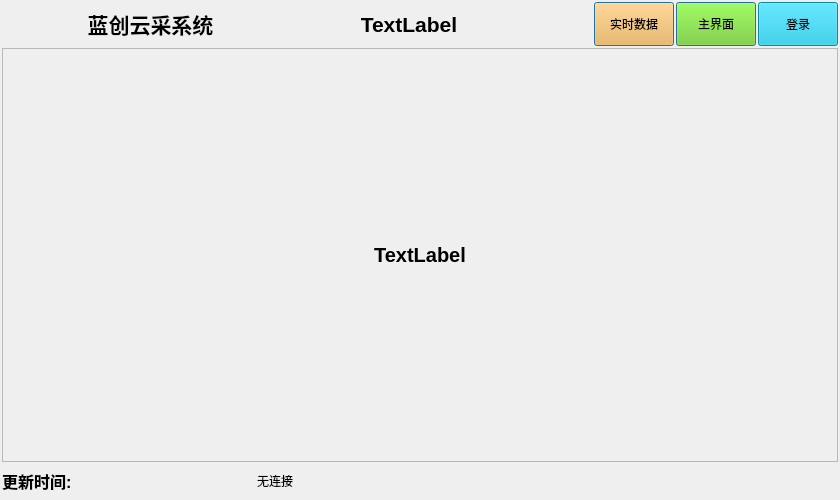
The window that qtApp/mainwindow.ui (aa123Eason/workcode) describes before a commit, drawn with Qt 5.
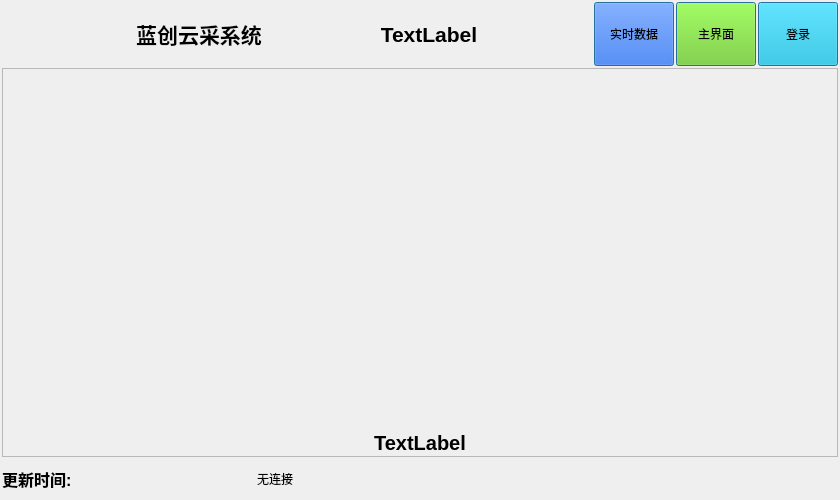
The same window after the commit. Icons and pictures are not drawn.

```diff
--- a/qtApp/mainwindow.ui
+++ b/qtApp/mainwindow.ui
@@ -13,7 +13,7 @@
   <property name="windowTitle">
    <string>MainWIndow</string>
   </property>
-  <layout class="QVBoxLayout" name="verticalLayout" stretch="2,12,1">
+  <layout class="QVBoxLayout" name="verticalLayout" stretch="2,10,1">
    <property name="spacing">
     <number>2</number>
    </property>
@@ -30,9 +30,15 @@
     <number>2</number>
    </property>
    <item>
-    <layout class="QHBoxLayout" name="horizontalLayout" stretch="1,2,5,1,1,1">
+    <layout class="QHBoxLayout" name="horizontalLayout" stretch="2,2,5,1,1,1">
      <item>
       <widget class="QLabel" name="mainlogo">
+       <property name="sizePolicy">
+        <sizepolicy hsizetype="Preferred" vsizetype="Preferred">
+         <horstretch>0</horstretch>
+         <verstretch>0</verstretch>
+        </sizepolicy>
+       </property>
        <property name="styleSheet">
         <string notr="true">image: url(:/new/images/image/logo.png);</string>
        </property>
@@ -84,7 +90,7 @@
      <item>
       <widget class="QPushButton" name="rtk_btn">
        <property name="sizePolicy">
-        <sizepolicy hsizetype="Fixed" vsizetype="Preferred">
+        <sizepolicy hsizetype="Fixed" vsizetype="Fixed">
          <horstretch>0</horstretch>
          <verstretch>0</verstretch>
         </sizepolicy>
@@ -92,13 +98,13 @@
        <property name="minimumSize">
         <size>
          <width>0</width>
-         <height>44</height>
+         <height>64</height>
         </size>
        </property>
        <property name="maximumSize">
         <size>
          <width>16777215</width>
-         <height>44</height>
+         <height>64</height>
         </size>
        </property>
        <property name="styleSheet">
@@ -107,7 +113,8 @@
 	color: rgb(0, 0, 0);
 	font: 57 13pt &quot;Ubuntu&quot;;
 	
-	background-color: rgb(252, 175, 62);
+	
+	background-color: rgb(0, 85, 255);
 
 }
 
@@ -134,7 +141,7 @@
      <item>
       <widget class="QPushButton" name="main_btn">
        <property name="sizePolicy">
-        <sizepolicy hsizetype="Fixed" vsizetype="Preferred">
+        <sizepolicy hsizetype="Fixed" vsizetype="Fixed">
          <horstretch>0</horstretch>
          <verstretch>0</verstretch>
         </sizepolicy>
@@ -142,13 +149,13 @@
        <property name="minimumSize">
         <size>
          <width>0</width>
-         <height>44</height>
+         <height>64</height>
         </size>
        </property>
        <property name="maximumSize">
         <size>
          <width>16777215</width>
-         <height>44</height>
+         <height>64</height>
         </size>
        </property>
        <property name="styleSheet">
@@ -183,7 +190,7 @@
      <item>
       <widget class="QPushButton" name="login">
        <property name="sizePolicy">
-        <sizepolicy hsizetype="Fixed" vsizetype="Preferred">
+        <sizepolicy hsizetype="Fixed" vsizetype="Fixed">
          <horstretch>0</horstretch>
          <verstretch>0</verstretch>
         </sizepolicy>
@@ -191,13 +198,13 @@
        <property name="minimumSize">
         <size>
          <width>0</width>
-         <height>44</height>
+         <height>64</height>
         </size>
        </property>
        <property name="maximumSize">
         <size>
          <width>16777215</width>
-         <height>44</height>
+         <height>64</height>
         </size>
        </property>
        <property name="styleSheet">
@@ -225,6 +232,9 @@
        <property name="text">
         <string>登录</string>
        </property>
+       <property name="default">
+        <bool>true</bool>
+       </property>
       </widget>
      </item>
     </layout>
@@ -241,24 +251,53 @@
       <number>0</number>
      </property>
      <widget class="QWidget" name="page_rtk">
-      <layout class="QVBoxLayout" name="verticalLayout_2" stretch="10,1">
+      <layout class="QVBoxLayout" name="verticalLayout_2" stretch="5,0">
        <property name="spacing">
         <number>2</number>
        </property>
        <property name="leftMargin">
-        <number>3</number>
+        <number>1</number>
        </property>
        <property name="topMargin">
-        <number>3</number>
+        <number>1</number>
        </property>
        <property name="rightMargin">
-        <number>3</number>
+        <number>1</number>
        </property>
        <property name="bottomMargin">
-        <number>3</number>
+        <number>1</number>
        </property>
        <item>
-        <layout class="QGridLayout" name="rtklayout"/>
+        <widget class="QTableWidget" name="rtkPanel">
+         <property name="styleSheet">
+          <string notr="true">QTableWidget
+{
+	background-color: rgba(255, 255, 255, 0);
+	
+	
+}
+QTableWidget::item:selected
+{
+	background-color:transparent;
+}
+</string>
+         </property>
+         <property name="selectionMode">
+          <enum>QAbstractItemView::SingleSelection</enum>
+         </property>
+         <property name="showGrid">
+          <bool>false</bool>
+         </property>
+         <property name="cornerButtonEnabled">
+          <bool>false</bool>
+         </property>
+         <attribute name="horizontalHeaderVisible">
+          <bool>false</bool>
+         </attribute>
+         <attribute name="verticalHeaderVisible">
+          <bool>false</bool>
+         </attribute>
+        </widget>
        </item>
        <item>
         <widget class="QLabel" name="state_rtkfacs">
```
